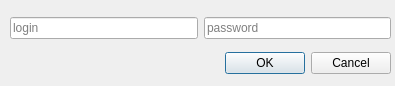
Before: the Qt Designer form src/scrobblersettings.ui in loimu/exo, drawn with Qt 5.
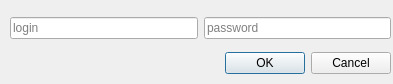
After: the same form once the commit is applied.

Diff of the .ui file:
```diff
--- a/src/scrobblersettings.ui
+++ b/src/scrobblersettings.ui
@@ -6,8 +6,8 @@
    <rect>
     <x>0</x>
     <y>0</y>
-    <width>395</width>
-    <height>86</height>
+    <width>393</width>
+    <height>84</height>
    </rect>
   </property>
   <property name="windowTitle">
```
Left out of the diff: 7 changed lines with no effect on the pictures.
